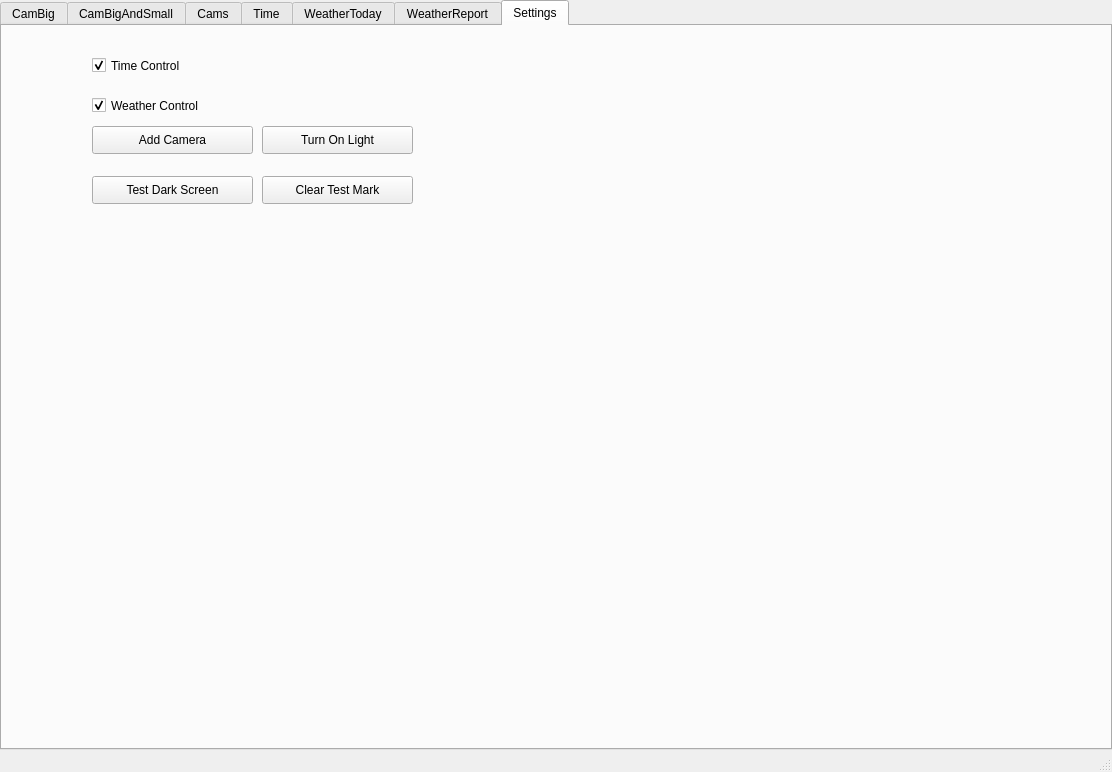
Above: Other/CameraDemo/mainwindow.ui from hondodo/PCamera before the change. Below: the same form after it.
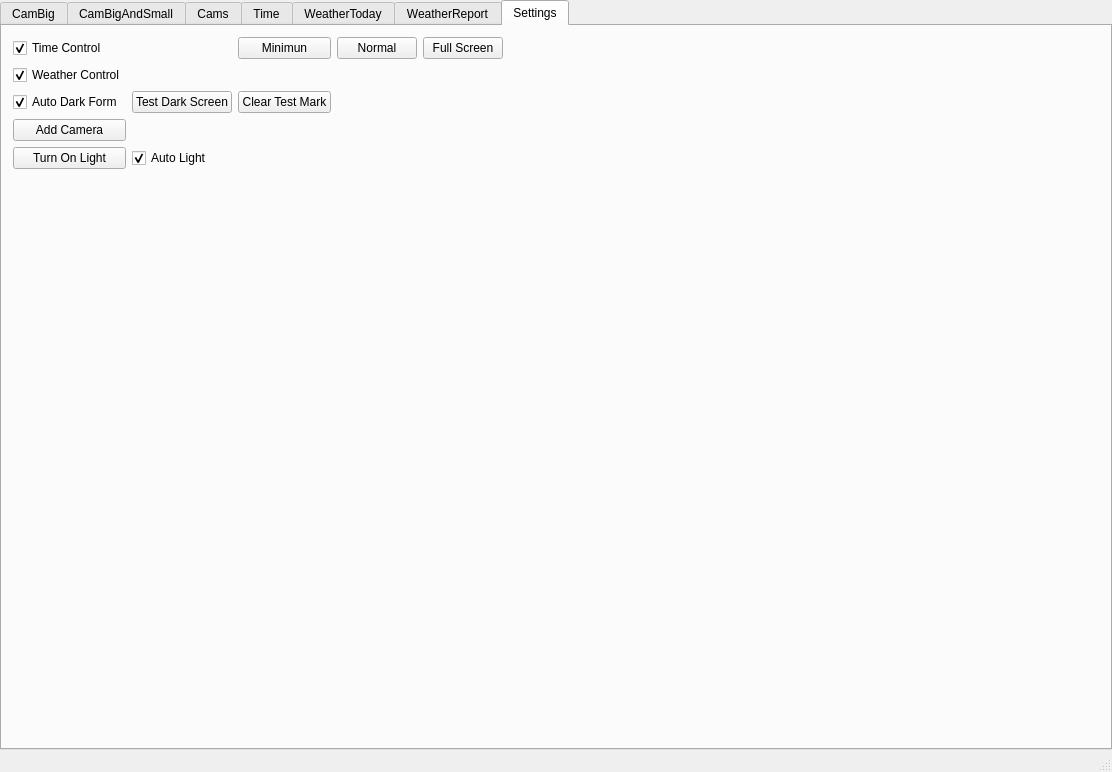
That is the form after the change.

Commit message: test full screen

Diff of the .ui file:
```diff
--- a/Other/CameraDemo/mainwindow.ui
+++ b/Other/CameraDemo/mainwindow.ui
@@ -392,34 +392,11 @@
           <attribute name="title">
            <string>Settings</string>
           </attribute>
-          <widget class="QPushButton" name="pushButtonAddCamera">
-           <property name="geometry">
-            <rect>
-             <x>90</x>
-             <y>100</y>
-             <width>161</width>
-             <height>28</height>
-            </rect>
-           </property>
-           <property name="sizePolicy">
-            <sizepolicy hsizetype="Minimum" vsizetype="Expanding">
-             <horstretch>0</horstretch>
-             <verstretch>0</verstretch>
-            </sizepolicy>
-           </property>
-           <property name="text">
-            <string>Add Camera</string>
-           </property>
-          </widget>
+          <layout class="QGridLayout" name="gridLayout_13">
+           <item row="0" column="0">
+            <layout class="QGridLayout" name="gridLayout_12">
+             <item row="0" column="0">
           <widget class="QCheckBox" name="checkBoxTimeControl">
-           <property name="geometry">
-            <rect>
-             <x>90</x>
-             <y>30</y>
-             <width>231</width>
-             <height>19</height>
-            </rect>
-           </property>
            <property name="text">
             <string>Time Control</string>
            </property>
@@ -427,15 +404,16 @@
             <bool>true</bool>
            </property>
           </widget>
+             </item>
+             <item row="0" column="2">
+              <widget class="QPushButton" name="pushButtonMiniForm">
+               <property name="text">
+                <string>Minimun</string>
+               </property>
+              </widget>
+             </item>
+             <item row="1" column="0">
           <widget class="QCheckBox" name="checkBoxWeatherControl">
-           <property name="geometry">
-            <rect>
-             <x>90</x>
-             <y>70</y>
-             <width>181</width>
-             <height>19</height>
-            </rect>
-           </property>
            <property name="text">
             <string>Weather Control</string>
            </property>
@@ -443,48 +421,101 @@
             <bool>true</bool>
            </property>
           </widget>
+             </item>
+             <item row="2" column="0">
+              <widget class="QCheckBox" name="checkBoxAutoDarkForm">
+               <property name="text">
+                <string>Auto Dark Form</string>
+               </property>
+               <property name="checked">
+                <bool>true</bool>
+               </property>
+              </widget>
+             </item>
+             <item row="4" column="0">
+              <widget class="QPushButton" name="pushButtonTurnOnLight">
+               <property name="text">
+                <string>Turn On Light</string>
+               </property>
+               <property name="checked">
+                <bool>false</bool>
+               </property>
+              </widget>
+             </item>
+             <item row="2" column="1">
           <widget class="QPushButton" name="pushButtonTestDarkScreen">
-           <property name="geometry">
-            <rect>
-             <x>90</x>
-             <y>150</y>
-             <width>161</width>
-             <height>28</height>
-            </rect>
-           </property>
            <property name="text">
             <string>Test Dark Screen</string>
            </property>
           </widget>
+             </item>
+             <item row="3" column="0">
+              <widget class="QPushButton" name="pushButtonAddCamera">
+               <property name="text">
+                <string>Add Camera</string>
+               </property>
+              </widget>
+             </item>
+             <item row="4" column="1">
+              <widget class="QCheckBox" name="checkBoxAutoLight">
+               <property name="text">
+                <string>Auto Light</string>
+               </property>
+               <property name="checked">
+                <bool>true</bool>
+               </property>
+              </widget>
+             </item>
+             <item row="2" column="2">
           <widget class="QPushButton" name="pushButtonClearTestMark">
-           <property name="geometry">
-            <rect>
-             <x>260</x>
-             <y>150</y>
-             <width>151</width>
-             <height>28</height>
-            </rect>
-           </property>
            <property name="text">
             <string>Clear Test Mark</string>
            </property>
           </widget>
-          <widget class="QPushButton" name="pushButtonTurnOnLight">
-           <property name="geometry">
-            <rect>
-             <x>260</x>
-             <y>100</y>
-             <width>151</width>
-             <height>28</height>
-            </rect>
-           </property>
+             </item>
+             <item row="0" column="3">
+              <widget class="QPushButton" name="pushButtonNormalForm">
+               <property name="text">
+                <string>Normal</string>
+               </property>
+              </widget>
+             </item>
+             <item row="0" column="4">
+              <widget class="QPushButton" name="pushButtonFullScreen">
            <property name="text">
-            <string>Turn On Light</string>
-           </property>
-           <property name="checked">
-            <bool>false</bool>
-           </property>
-          </widget>
+                <string>Full Screen</string>
+               </property>
+              </widget>
+             </item>
+            </layout>
+           </item>
+           <item row="0" column="1">
+            <spacer name="horizontalSpacer">
+             <property name="orientation">
+              <enum>Qt::Horizontal</enum>
+             </property>
+             <property name="sizeHint" stdset="0">
+              <size>
+               <width>40</width>
+               <height>20</height>
+              </size>
+             </property>
+            </spacer>
+           </item>
+           <item row="1" column="0">
+            <spacer name="verticalSpacer">
+             <property name="orientation">
+              <enum>Qt::Vertical</enum>
+             </property>
+             <property name="sizeHint" stdset="0">
+              <size>
+               <width>20</width>
+               <height>40</height>
+              </size>
+             </property>
+            </spacer>
+           </item>
+          </layout>
          </widget>
         </widget>
        </item>
```
Lines whose indentation alone changed are shown as unchanged. The commit also changes 5 other files.
